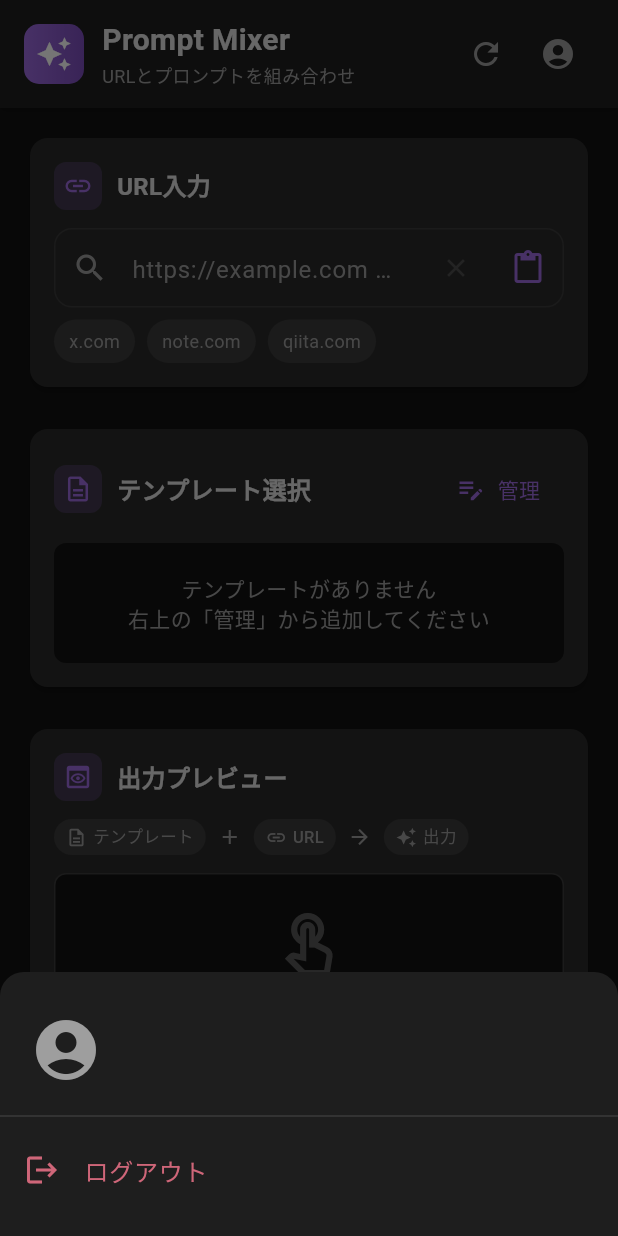
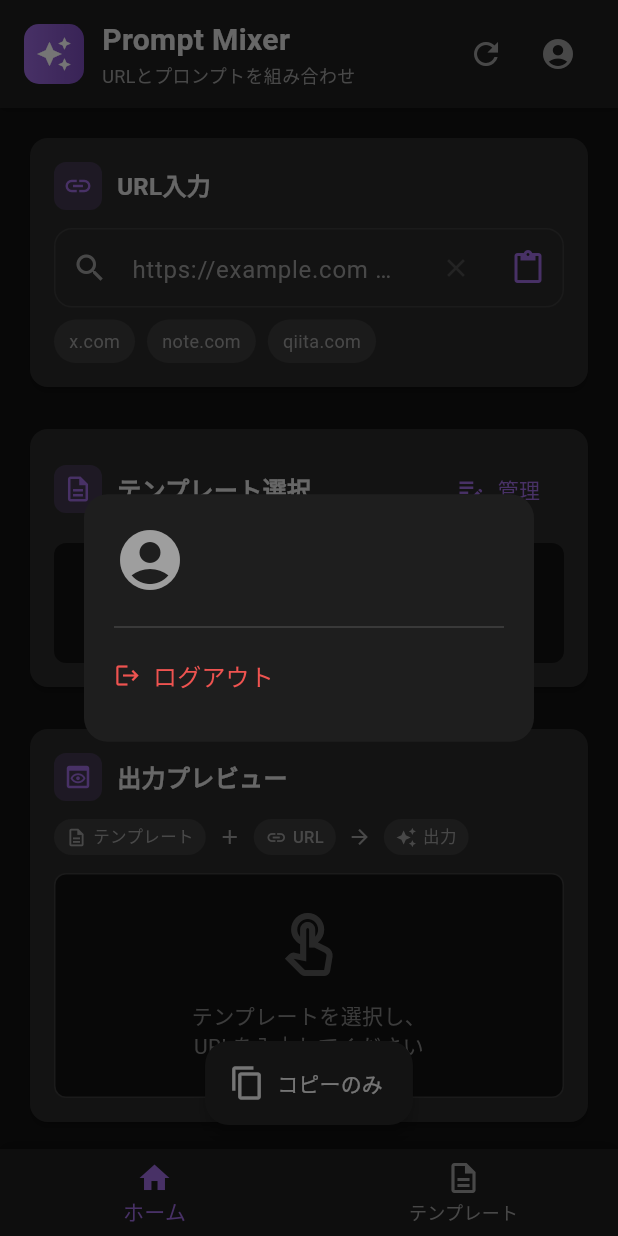
Before and after one commit to hrtaym1114-github/prompt_mixer, a Flutter app: the screen it shows once a user with an empty profile is signed in, after a tap on the "account circle" icon, on a phone screen of 412 x 824 dp. Run offline on Flutter 3.47's test engine with Material 3 defaults, Android fonts, the phone set to English and light mode, and no system bars; our stand-ins replace cloud_firestore, firebase_auth, firebase_core, google_sign_in, hive, hive_flutter and 1 more; missing offline and left inert: dart:js_interop; accounts and stored records are empty.

Commit message:
Use Dialog instead of ModalBottomSheet for account menu
- Replace showModalBottomSheet with showDialog for better Flutter Web
  production build compatibility
- Use hardcoded Color values instead of theme constants
- Separate logout confirmation into dedicated method

🤖 Generated with [Claude Code](https://claude.com/claude-code)

Co-Authored-By: Claude Opus 4.5 <noreply@anthropic.com>

```diff
--- a/lib/screens/home_screen.dart
+++ b/lib/screens/home_screen.dart
@@ -208,25 +208,30 @@ class _HomeScreenState extends State<HomeScreen> {
   }
 
   void _showAccountMenu(String userName, String? userEmail, AuthProvider authProvider) {
-    showModalBottomSheet(
+    // showDialogを使用（Flutter Web本番ビルドでより安定）
+    showDialog(
       context: context,
-      backgroundColor: AppTheme.surfaceDark,
-      shape: const RoundedRectangleBorder(
-        borderRadius: BorderRadius.vertical(top: Radius.circular(16)),
+      barrierDismissible: true,
+      builder: (dialogContext) {
+        return Dialog(
+          backgroundColor: const Color(0xFF1E1E1E),
+          shape: RoundedRectangleBorder(
+            borderRadius: BorderRadius.circular(16),
           ),
-      builder: (sheetContext) {
-        return SafeArea(
-          child: Padding(
-            padding: const EdgeInsets.symmetric(vertical: 16),
+          child: Container(
+            width: 300,
+            padding: const EdgeInsets.all(20),
             child: Column(
               mainAxisSize: MainAxisSize.min,
               children: [
                 // ユーザー情報
-                Padding(
-                  padding: const EdgeInsets.symmetric(horizontal: 20, vertical: 12),
-                  child: Row(
+                Row(
                   children: [
-                      const Icon(Icons.account_circle, size: 48, color: AppTheme.textSecondary),
+                    const Icon(
+                      Icons.account_circle,
+                      size: 48,
+                      color: Color(0xFF9E9E9E),
+                    ),
                     const SizedBox(width: 16),
                     Expanded(
                       child: Column(
@@ -237,7 +242,7 @@ class _HomeScreenState extends State<HomeScreen> {
                             style: const TextStyle(
                               fontSize: 16,
                               fontWeight: FontWeight.bold,
-                                color: AppTheme.textPrimary,
+                              color: Colors.white,
                             ),
                           ),
                           if (userEmail != null)
@@ -245,7 +250,7 @@ class _HomeScreenState extends State<HomeScreen> {
                               userEmail,
                               style: const TextStyle(
                                 fontSize: 13,
-                                  color: AppTheme.textSecondary,
+                                color: Color(0xFF9E9E9E),
                               ),
                             ),
                         ],
@@ -253,22 +258,55 @@ class _HomeScreenState extends State<HomeScreen> {
                     ),
                   ],
                 ),
+                const SizedBox(height: 20),
+                const Divider(color: Color(0xFF424242), height: 1),
+                const SizedBox(height: 8),
+                // ログアウトボタン
+                SizedBox(
+                  width: double.infinity,
+                  child: TextButton.icon(
+                    onPressed: () async {
+                      Navigator.pop(dialogContext);
+                      _confirmLogout(authProvider);
+                    },
+                    icon: const Icon(
+                      Icons.logout,
+                      color: Color(0xFFEF5350),
                     ),
-                const Divider(color: AppTheme.dividerColor),
-                // ログアウトボタン
-                ListTile(
-                  leading: const Icon(Icons.logout, color: AppTheme.errorRed),
-                  title: const Text(
+                    label: const Text(
                       'ログアウト',
-                    style: TextStyle(color: AppTheme.errorRed),
+                      style: TextStyle(
+                        color: Color(0xFFEF5350),
+                        fontSize: 16,
                       ),
-                  onTap: () async {
-                    Navigator.pop(sheetContext);
+                    ),
+                    style: TextButton.styleFrom(
+                      padding: const EdgeInsets.symmetric(vertical: 12),
+                      alignment: Alignment.centerLeft,
+                    ),
+                  ),
+                ),
+              ],
+            ),
+          ),
+        );
+      },
+    );
+  }
+
+  void _confirmLogout(AuthProvider authProvider) async {
     final shouldLogout = await showDialog<bool>(
       context: context,
       builder: (dialogContext) => AlertDialog(
-                        title: const Text('ログアウト'),
-                        content: const Text('ログアウトしますか？\nデータはクラウドに保存されています。'),
+        backgroundColor: const Color(0xFF1E1E1E),
+        title: const Text(
+          'ログアウト',
+          style: TextStyle(color: Colors.white),
+        ),
+        content: const Text(
+          'ログアウトしますか？\nデータはクラウドに保存されています。',
+          style: TextStyle(color: Color(0xFF9E9E9E)),
+        ),
         actions: [
           TextButton(
             onPressed: () => Navigator.pop(dialogContext, false),
@@ -277,7 +315,7 @@ class _HomeScreenState extends State<HomeScreen> {
           TextButton(
             onPressed: () => Navigator.pop(dialogContext, true),
             style: TextButton.styleFrom(
-                              foregroundColor: AppTheme.errorRed,
+              foregroundColor: const Color(0xFFEF5350),
             ),
             child: const Text('ログアウト'),
           ),
@@ -288,13 +326,5 @@ class _HomeScreenState extends State<HomeScreen> {
     if (shouldLogout == true && mounted) {
       await authProvider.signOut();
     }
-                  },
-                ),
-              ],
-            ),
-          ),
-        );
-      },
-    );
   }
 }
```
Also changed, not shown: .playwright-mcp/after_fix.png (added), .playwright-mcp/after_login.png (added), .playwright-mcp/after_reload.png (added), .playwright-mcp/app_screenshot.png (added), .playwright-mcp/cloudflare_test.png (added), .playwright-mcp/loaded.png (added), .playwright-mcp/logged_in.png (added), .playwright-mcp/login_screen.png (added), .playwright-mcp/ready_for_login.png (added). Lines whose indentation alone changed are shown as unchanged.
